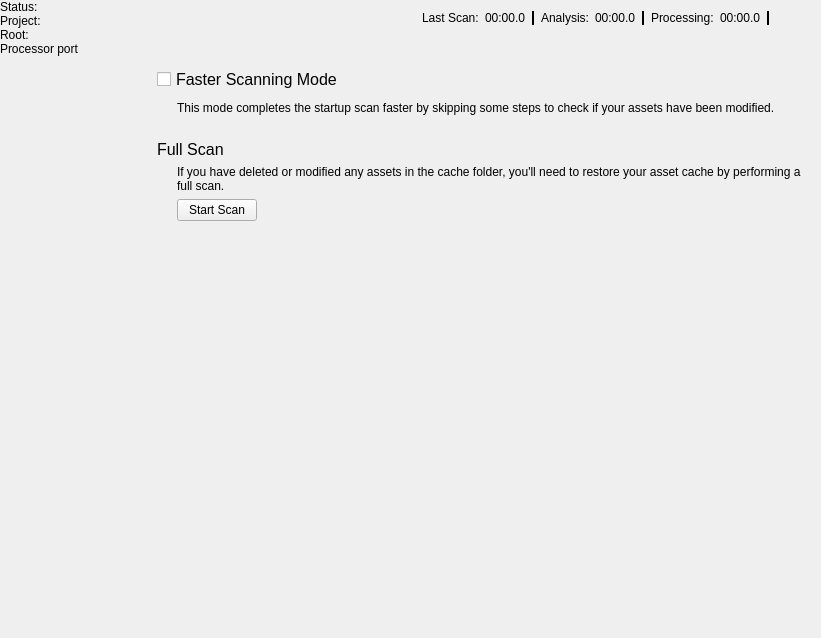
This is Code/Tools/AssetProcessor/native/ui/MainWindow.ui in cyanide-studio/o3de as Qt 5 draws it before an edit. The edited form follows.
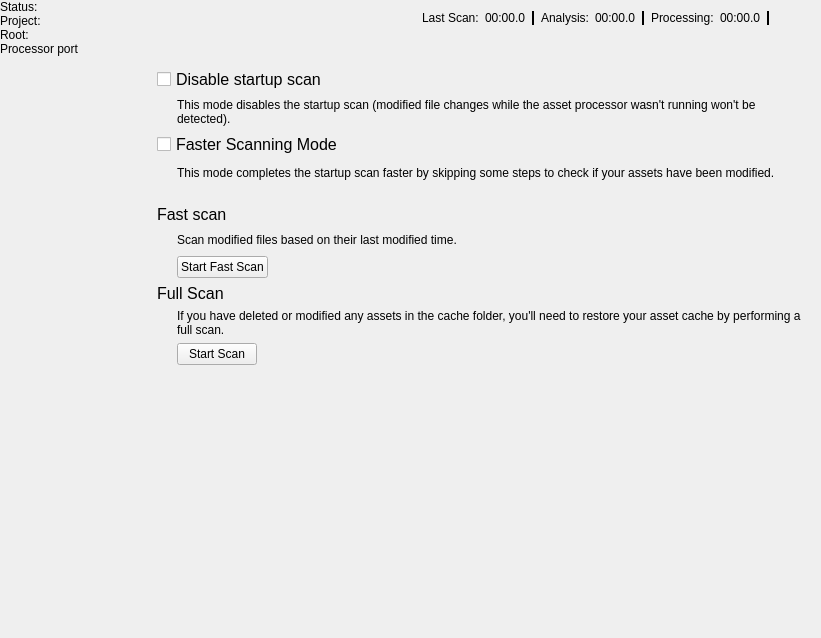
This is the edited form. The open tabs and pages were chosen to show the change. Icons and pictures are not drawn. Custom widgets are drawn as their Qt base class.

Commit message: AssetProcessor: Add a setting to disable startup scan

```diff
--- a/Code/Tools/AssetProcessor/native/ui/MainWindow.ui
+++ b/Code/Tools/AssetProcessor/native/ui/MainWindow.ui
@@ -1197,6 +1197,51 @@
         </widget>
         <widget class="QWidget" name="ToolsPage">
          <layout class="QVBoxLayout" name="verticalLayout_3">
+<!--@CYA EDIT: Add setting to disable startup scan -->
+          <item>
+           <widget class="QCheckBox" name="cya_skipinitialdatabaseCheck">
+            <property name="styleSheet">
+             <string notr="true">font: 12pt;</string>
+            </property>
+            <property name="text">
+             <string>Disable startup scan</string>
+            </property>
+           </widget>
+          </item>
+          <item>
+           <layout class="QHBoxLayout" name="cya_skipinitialcheck_horizontalLayout">
+            <item>
+             <spacer name="cya_indentSpacer1">
+              <property name="orientation">
+               <enum>Qt::Horizontal</enum>
+              </property>
+              <property name="sizeType">
+               <enum>QSizePolicy::Fixed</enum>
+              </property>
+              <property name="sizeHint" stdset="0">
+               <size>
+                <width>20</width>
+                <height>20</height>
+               </size>
+              </property>
+             </spacer>
+            </item>
+            <item>
+             <widget class="QLabel" name="cya_skipinitialdatabaseDescription">
+              <property name="text">
+               <string>&lt;html&gt;&lt;head/&gt;&lt;body&gt;&lt;p&gt;This mode disables the startup scan (modified file changes while the asset processor wasn't running won't be detected).&lt;/p&gt;&lt;/body&gt;&lt;/html&gt;</string>
+              </property>
+              <property name="scaledContents">
+               <bool>false</bool>
+              </property>
+              <property name="wordWrap">
+               <bool>true</bool>
+              </property>
+             </widget>
+            </item>
+           </layout>
+          </item>
+<!--@CYA END -->
           <item>
            <widget class="QCheckBox" name="modtimeSkippingCheckBox">
             <property name="styleSheet">
@@ -1256,6 +1301,97 @@
             </property>
            </spacer>
           </item>
+<!--@CYA EDIT: Add setting to disable startup scan -->
+          <item>
+           <widget class="QLabel" name="cya_fastScanHeader">
+            <property name="text">
+             <string>&lt;html&gt;&lt;head/&gt;&lt;body&gt;&lt;p&gt;&lt;span style=&quot; font-size:12pt;&quot;&gt;Fast scan&lt;/span&gt;&lt;/p&gt;&lt;/body&gt;&lt;/html&gt;</string>
+            </property>
+            <property name="wordWrap">
+             <bool>true</bool>
+            </property>
+           </widget>
+          </item>
+          <item>
+           <layout class="QHBoxLayout" name="cya_fastScanHorizontalLayout">
+            <item>
+             <spacer name="cya_indentSpacer2">
+              <property name="orientation">
+               <enum>Qt::Horizontal</enum>
+              </property>
+              <property name="sizeType">
+               <enum>QSizePolicy::Fixed</enum>
+              </property>
+              <property name="sizeHint" stdset="0">
+               <size>
+                <width>20</width>
+                <height>20</height>
+               </size>
+              </property>
+             </spacer>
+            </item>
+            <item>
+             <widget class="QLabel" name="cya_fastScanDescriptionText">
+              <property name="text">
+               <string>&lt;html&gt;&lt;head/&gt;&lt;body&gt;&lt;p&gt;Scan modified files based on their last modified time.&lt;/p&gt;&lt;/body&gt;&lt;/html&gt;</string>
+              </property>
+              <property name="scaledContents">
+               <bool>false</bool>
+              </property>
+              <property name="wordWrap">
+               <bool>true</bool>
+              </property>
+             </widget>
+            </item>
+           </layout>
+          </item>
+          <item>
+           <layout class="QHBoxLayout" name="cya_fastScanHorizontalLayout2">
+            <item>
+             <spacer name="cya_fastScanhorizontalSpacer_1">
+              <property name="orientation">
+               <enum>Qt::Horizontal</enum>
+              </property>
+              <property name="sizeType">
+               <enum>QSizePolicy::Fixed</enum>
+              </property>
+              <property name="sizeHint" stdset="0">
+               <size>
+                <width>20</width>
+                <height>20</height>
+               </size>
+              </property>
+             </spacer>
+            </item>
+            <item>
+             <widget class="QPushButton" name="cya_fastScanButton">
+              <property name="sizePolicy">
+               <sizepolicy hsizetype="Fixed" vsizetype="Fixed">
+                <horstretch>0</horstretch>
+                <verstretch>0</verstretch>
+               </sizepolicy>
+              </property>
+              <property name="text">
+               <string>Start Fast Scan</string>
+              </property>
+             </widget>
+            </item>
+            <item>
+             <spacer name="cya_fastScanHorizontalSpacer_2">
+              <property name="orientation">
+               <enum>Qt::Horizontal</enum>
+              </property>
+              <property name="sizeHint" stdset="0">
+               <size>
+                <width>40</width>
+                <height>20</height>
+               </size>
+              </property>
+             </spacer>
+            </item>
+           </layout>
+          </item>
+<!--@CYA END -->
           <item>
            <widget class="QLabel" name="fullScanHeader">
             <property name="text">
```
The commit also changes 6 other files.
